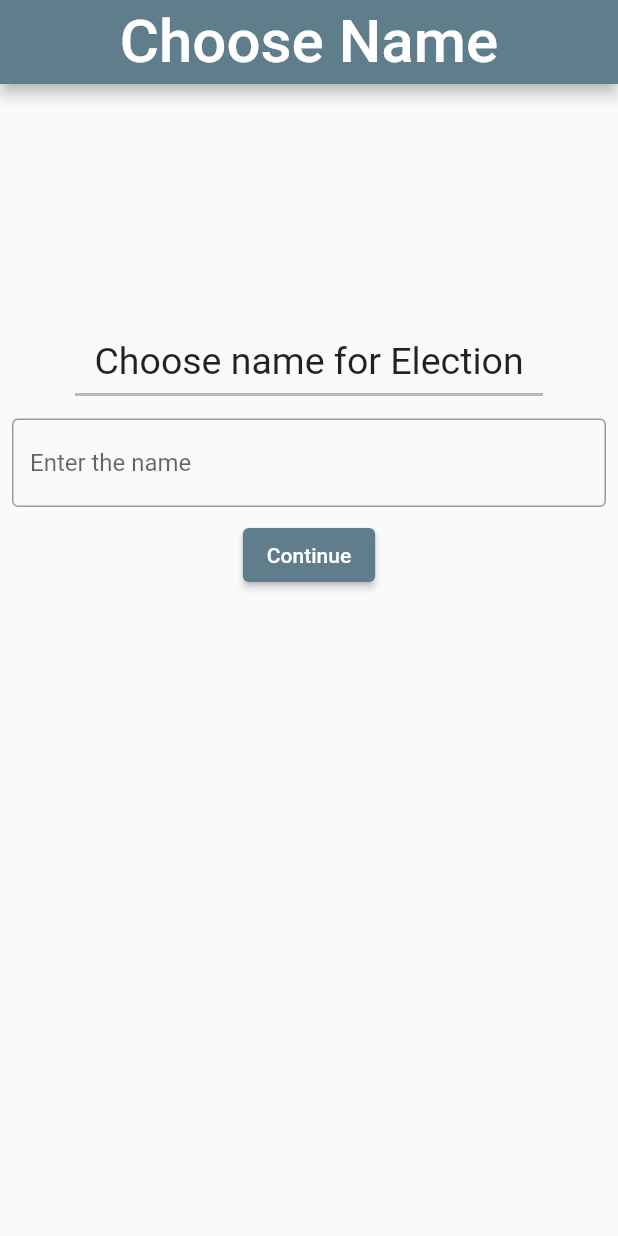
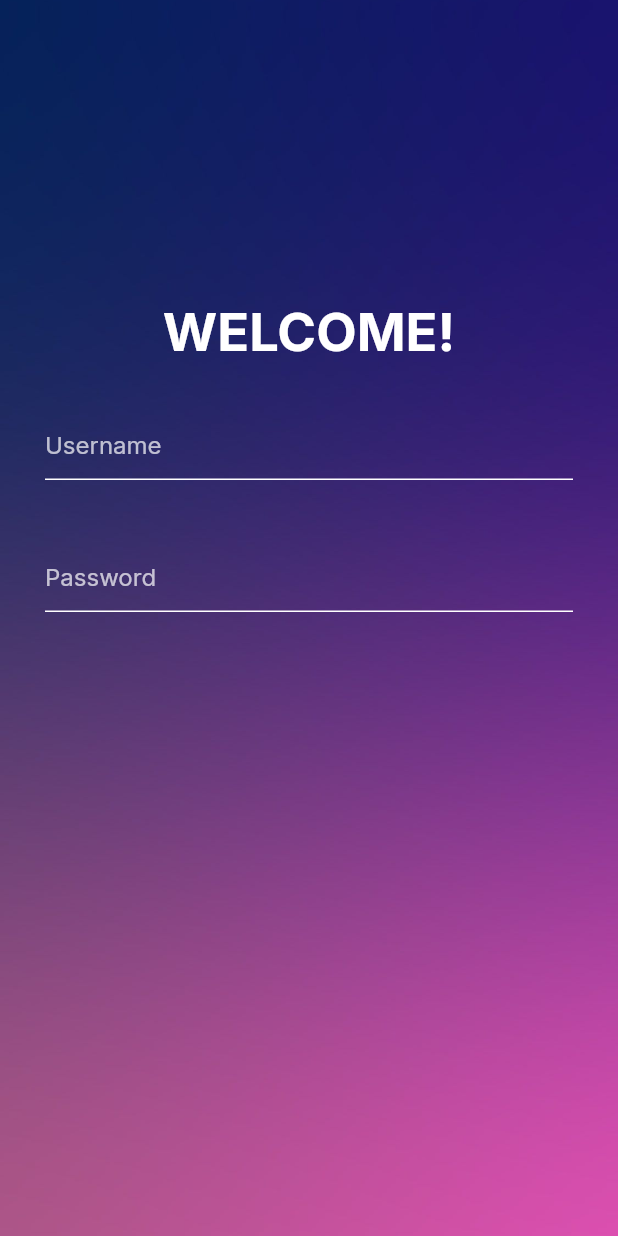
Before and after one commit to shrush235/blockchain, a Flutter app: the screen it shows after launch, on a phone screen of 412 x 824 dp. Run offline on Flutter 3.47's test engine with Material 2 defaults, Android fonts, the phone set to English and light mode, and no system bars; our stand-ins replace get, google_fonts.

Commit message:
Initial Cmmit

```diff
--- a/lib/Screen1.dart
+++ /dev/null
@@ -1,63 +0,0 @@
-import 'package:flutter/material.dart';
-import 'package:blockchain/Screen2.dart';
-import 'package:get/get.dart';
-
-class Homepage extends StatefulWidget {
-  @override
-  State<Homepage> createState() => _HomepageState();
-}
-
-class _HomepageState extends State<Homepage> {
-  @override
-  Widget build(BuildContext context) {
-    TextEditingController inputcontroller = new TextEditingController();
-    String getvalue = inputcontroller.text;
-    return Scaffold(
-      body: Column(
-        children: [
-          AppBar(
-            backgroundColor: Colors.blueGrey,
-            title: Center(
-                child: Text(
-              "Choose Name",
-              style: TextStyle(fontSize: 40),
-            )),
-          ),
-          SizedBox(
-            height: 170,
-          ),
-          Text(
-            "Choose name for Election",
-            style: TextStyle(fontSize: 25),
-          ),
-          Padding(
-            padding: const EdgeInsets.symmetric(horizontal: 50),
-            child: Divider(
-              thickness: 2,
-              color: Colors.black26,
-            ),
-          ),
-          Padding(
-            padding: const EdgeInsets.all(8.0),
-            child: TextField(
-              controller: inputcontroller,
-              decoration: InputDecoration(
-                border: OutlineInputBorder(),
-                hintText: 'Enter the name',
-              ),
-            ),
-          ),
-          ElevatedButton(
-              onPressed: () {
-                Get.to(SecondScreen());
-              },
-              style: ElevatedButton.styleFrom(
-                backgroundColor: Colors.blueGrey, // Background color
-                // Text Color (Foreground color)
-              ),
-              child: Text("Continue"))
-        ],
-      ),
-    );
-  }
-}
--- /dev/null
+++ b/lib/homescreen.dart
@@ -0,0 +1,68 @@
+import 'package:flutter/material.dart';
+import 'package:get/get.dart';
+import 'package:google_fonts/google_fonts.dart';
+
+class Homepage extends StatefulWidget {
+  const Homepage({Key? key}) : super(key: key);
+
+  @override
+  State<Homepage> createState() => _HomepageState();
+}
+
+class _HomepageState extends State<Homepage> {
+  @override
+  Widget build(BuildContext context) {
+    return Scaffold(
+        body: Container(
+      constraints: BoxConstraints.expand(),
+      decoration: const BoxDecoration(
+        image: DecorationImage(
+            image: AssetImage("asset/image/bg_app.jpg"), fit: BoxFit.cover),
+      ),
+      child: Padding(
+        padding: EdgeInsets.symmetric(vertical: 200),
+        child: Column(
+          children: [
+            Text(
+              "WELCOME!",
+              style: GoogleFonts.inter(
+                  color: Colors.white,
+                  fontSize: 35,
+                  fontWeight: FontWeight.w700),
+            ),
+            SizedBox(
+              height: 30,
+            ),
+            Padding(
+              padding: const EdgeInsets.symmetric(horizontal: 30),
+              child: TextField(
+                decoration: InputDecoration(
+                  hintText: "Username",
+                  hintStyle: GoogleFonts.inter(color: Colors.white70),
+                  enabledBorder: UnderlineInputBorder(
+                    borderSide: BorderSide(width: 1, color: Colors.white),
+                  ),
+                ),
+              ),
+            ),
+            SizedBox(
+              height: 40,
+            ),
+            Padding(
+              padding: const EdgeInsets.symmetric(horizontal: 30),
+              child: TextField(
+                decoration: InputDecoration(
+                  hintText: "Password",
+                  hintStyle: GoogleFonts.inter(color: Colors.white70),
+                  enabledBorder: UnderlineInputBorder(
+                    borderSide: BorderSide(width: 1, color: Colors.white),
+                  ),
+                ),
+              ),
+            ),
+          ],
+        ),
+      ),
+    ));
+  }
+}
--- a/lib/main.dart
+++ b/lib/main.dart
@@ -1,4 +1,4 @@
-import 'package:blockchain/Screen1.dart';
+import 'package:blockchain/homescreen.dart';
 import 'package:flutter/material.dart';
 import 'package:get/get.dart';
 
@@ -7,6 +7,8 @@ void main() {
 }
 
 class MyApp extends StatefulWidget {
+  // const MyApp({Key? key}) : super(key: key);
+
   @override
   State<MyApp> createState() => _MyAppState();
 }
@@ -14,8 +16,6 @@ class MyApp extends StatefulWidget {
 class _MyAppState extends State<MyApp> {
   @override
   Widget build(BuildContext context) {
-    return GetMaterialApp(
-      home: Homepage(),
-    );
+    return MaterialApp(debugShowCheckedModeBanner: false, home: Homepage());
   }
 }
--- a/pubspec.yaml
+++ b/pubspec.yaml
@@ -23,6 +23,7 @@ version: 1.0.0+1
 environment:
   sdk: '>=2.18.0 <3.0.0'
 
+
 # Dependencies specify other packages that your package needs in order to work.
 # To automatically upgrade your package dependencies to the latest versions
 # consider running `flutter pub upgrade --major-versions`. Alternatively,
@@ -34,14 +35,17 @@ dependencies:
     sdk: flutter
 
 
+
   # The following adds the Cupertino Icons font to your application.
   # Use with the CupertinoIcons class for iOS style icons.
   cupertino_icons: ^1.0.2
   get: 4.6.5
+  google_fonts: ^4.0.4
 
 dev_dependencies:
   flutter_test:
     sdk: flutter
+
 
   # The "flutter_lints" package below contains a set of recommended lints to
   # encourage good coding practices. The lint set provided by the package is
@@ -60,6 +64,8 @@ flutter:
   # included with your application, so that you can use the icons in
   # the material Icons class.
   uses-material-design: true
+  assets:
+    - asset/image/bg_app.jpg
 
   # To add assets to your application, add an assets section, like this:
   # assets:
```
Also changed, not shown: lib/Screen2.dart (deleted, +0 -37 lines), asset/image/bg_app.jpg (added), pubspec.lock, 3 other files.
